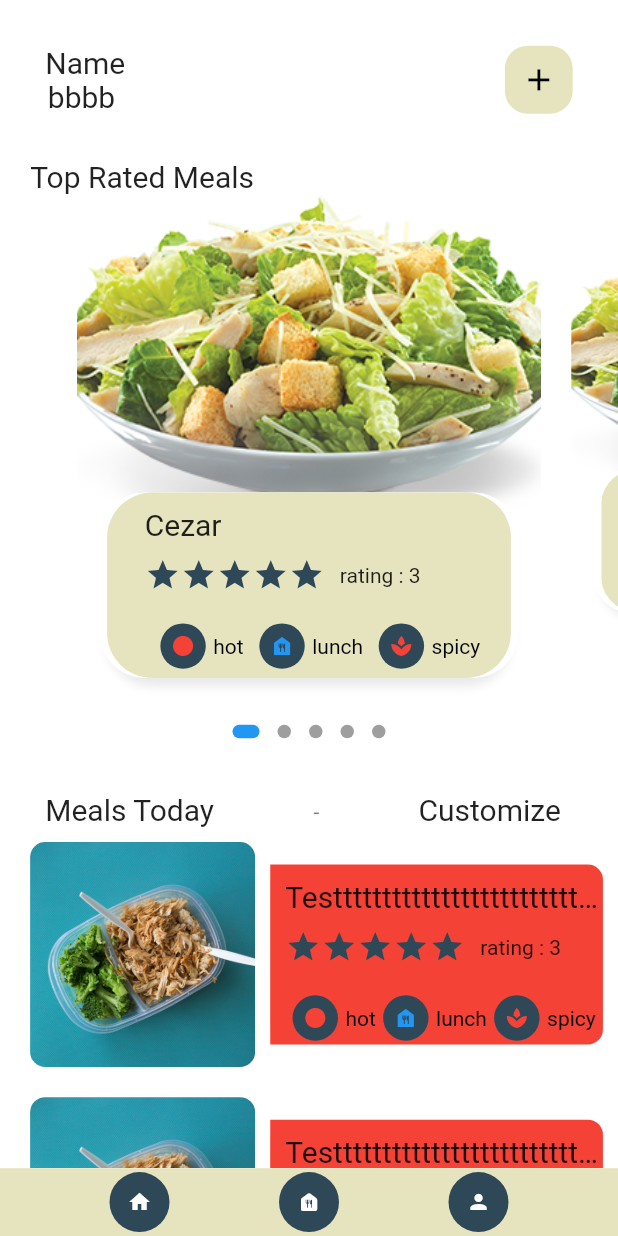
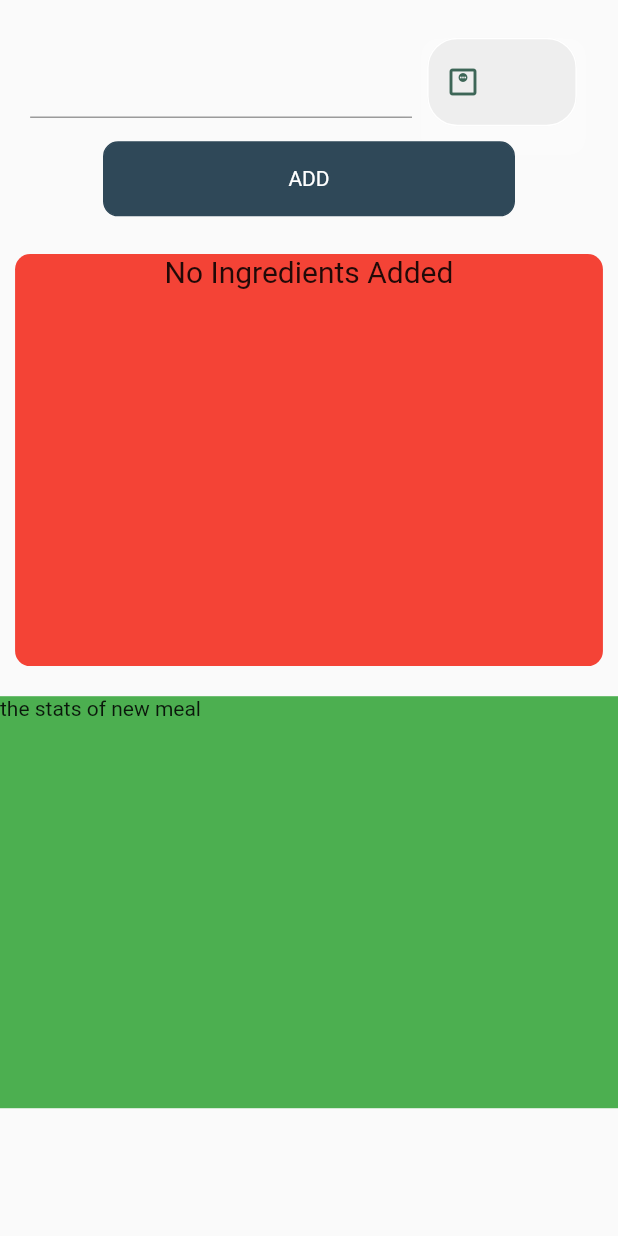
Before and after one commit to MohammedQadumy/diabetes-app, a Flutter app: the MainPage screen opened directly, after a tap on the "add" icon, on a phone screen of 412 x 824 dp. Run offline on Flutter 3.47's test engine with Material 2 defaults, Android fonts, the phone set to English and light mode, and no system bars; drawn by our look-alikes of dots_indicator; our stand-ins replace get, shared_preferences; missing offline and left inert: dart:ffi; accounts and stored records are empty.

Commit message:
19/6 5:03

```diff
--- a/lib/Models/Ingredient.dart
+++ b/lib/Models/Ingredient.dart
@@ -0,0 +1,8 @@
+
+class Ingredient {
+
+  String portion;
+  String name;
+
+  Ingredient(this.portion, this.name);
+}
--- a/lib/components/app_textfield.dart
+++ b/lib/components/app_textfield.dart
@@ -13,7 +13,7 @@ class AppTextField extends StatelessWidget {
   AppTextField({
     super.key,
      required this.controller,
-     required this.hintText,
+      this.hintText = "",
     required this.icon,
     required this.obscureText,
   });
--- a/lib/main.dart
+++ b/lib/main.dart
@@ -1,3 +1,4 @@
+import 'package:diabetes_app/pages/AppPage/new_meal_page.dart';
 import 'package:diabetes_app/pages/signWidgets/signInWidget.dart';
 import 'package:diabetes_app/pages/signWidgets/welcomePage.dart';
 import 'package:diabetes_app/pages/stats/stats_page.dart';
@@ -24,7 +25,7 @@ class MyApp extends StatefulWidget{
 class _MyAppState extends State<MyApp>{
   @override
   Widget build(BuildContext context) {
-    // welcomeWidget(), MainPage() ,StatsPage()
+    // welcomeWidget(), MainPage() ,StatsPage() ,NewMealPage
     //MainPage()
     return const GetMaterialApp(
       debugShowCheckedModeBanner: false,
--- a/lib/pages/AppPage/food_page_body.dart
+++ b/lib/pages/AppPage/food_page_body.dart
@@ -105,7 +105,8 @@ class _FoodPageBodyState extends State<FoodPageBody> {
             child: ListView.builder(
                 physics: const NeverScrollableScrollPhysics(),
                 itemCount: 5,itemBuilder: (context,index){
-              return Container(
+              return GestureDetector(
+                child: Container(
                   margin: EdgeInsets.only(left: Dimensions.height10, right: Dimensions.height10,),
                   child: Row(
                     crossAxisAlignment: CrossAxisAlignment.center,
@@ -137,6 +138,10 @@ class _FoodPageBodyState extends State<FoodPageBody> {
                       )
                     ],
                   ),
+                ),
+                onTap: (){
+                  Navigator.push(context, MaterialPageRoute(builder: (context)=> TopRatedFoodDetails()));
+                },
               );
             }),
           ),
--- a/lib/pages/AppPage/mainPage.dart
+++ b/lib/pages/AppPage/mainPage.dart
@@ -3,6 +3,8 @@ import 'dart:ffi';
 
 import 'package:diabetes_app/components/app_big_text.dart';
 import 'package:diabetes_app/components/app_icon.dart';
+import 'package:diabetes_app/pages/AppPage/new_meal_page.dart';
+import 'package:diabetes_app/pages/AppPage/profile_page.dart';
 import 'package:diabetes_app/utils/colors.dart';
 import 'package:diabetes_app/utils/dimenstions.dart';
 import 'package:flutter/cupertino.dart';
@@ -60,7 +62,7 @@ class _MainPageState extends State<MainPage>{
                     ),
                   ),
                   onTap: () {
-
+                    Navigator.push(context, MaterialPageRoute(builder: (context) => NewMealPage()));
                   },
                 )
               ],
@@ -82,7 +84,10 @@ class _MainPageState extends State<MainPage>{
             onTap: () {
             },),
             AppIcon(icon: Icons.food_bank_rounded),
-            AppIcon(icon: Icons.person),
+            GestureDetector(child: AppIcon(icon: Icons.person) , onTap: (){
+              Navigator.push(context, MaterialPageRoute(builder: (context)=> ProfilePage()));
+            },
+            ),
           ],
         ),
       ),
--- a/lib/pages/AppPage/new_meal_page.dart
+++ b/lib/pages/AppPage/new_meal_page.dart
@@ -0,0 +1,135 @@
+
+
+import 'package:diabetes_app/Models/Ingredient.dart';
+import 'package:diabetes_app/components/app_big_text.dart';
+import 'package:diabetes_app/components/app_button.dart';
+import 'package:diabetes_app/components/app_textfield.dart';
+import 'package:diabetes_app/utils/dimenstions.dart';
+import 'package:flutter/material.dart';
+
+class NewMealPage extends StatefulWidget {
+  const NewMealPage({Key? key}) : super(key: key);
+
+  @override
+  State<NewMealPage> createState() => _NewMealPageState();
+}
+
+class _NewMealPageState extends State<NewMealPage> {
+
+
+  TextEditingController IngredientPortion = TextEditingController();
+  TextEditingValue textEdittingValue = TextEditingValue();
+
+  List<String> ingredients = [
+    'carrot', 'broccoli', 'spinach', 'lettuce', 'cabbage', 'bell pepper', 'tomato',
+       'onion', 'potato', 'sweet potato', 'celery',
+      'zucchini', 'cauliflower', 'eggplant','chicken', 'beef',
+       'asparagus', 'green beans', 'mushroom', 'radish',
+       'beet', 'peas', 'apple', 'banana', 'orange', 'strawberry', 'grape','watermelon', 'pineapple', 'mango', 'kiwi', 'pear', 'peach',     'plum', 'cherry', 'blueberry',
+       'raspberry', 'lemon', 'lime', 'coconut', 'pomegranate', 'avocado',
+  ];
+
+  List<Ingredient> AddedIngredients=[];
+
+  @override
+  Widget build(BuildContext context) {
+    return Scaffold(
+      body: SingleChildScrollView(
+        child: Container(
+          margin: EdgeInsets.only(top: Dimensions.height20),
+          child: Column(
+            children: [
+              //row for auto fill text field , portion , text gm
+              Row(children: [
+                Container(
+                  padding: EdgeInsets.only(left: Dimensions.height20),
+                  width: Dimensions.screenWidth/1.5,
+                  child: Autocomplete<String>(optionsBuilder: (textEdittingValue){
+                    if(textEdittingValue.text==""){
+                      return const Iterable.empty();
+                    }else{
+                      return ingredients.where(
+                              (String element) {
+                                return element.contains(textEdittingValue.text.toLowerCase());
+                              });
+                    }
+                  },
+                  ),
+                ),
+                 Container(
+                     width: 120
+                     ,child: AppTextField(controller: IngredientPortion, icon: Icons.monitor_weight_outlined, obscureText: false)
+                 ),
+              ],
+              ),
+              GestureDetector(
+                  child: AppButton(text: "ADD" ,height: 50,width: Dimensions.screenWidth/1.5,
+                  ),
+              onTap: () {
+                    String newIngredientPortion = IngredientPortion.toString();
+
+                    Ingredient newIngredient = Ingredient(newIngredientPortion,textEdittingValue.toString().trim() );
+                    print(newIngredient.name);
+                    print(newIngredient.portion);
+
+                    setState(() {
+                      AddedIngredients.add(newIngredient);
+                    });
+
+
+              },),
+
+              // added ingredients
+               Container(
+                  margin: EdgeInsets.only(top: Dimensions.height20,bottom: Dimensions.height20 ,
+                      left: Dimensions.height10 , right: Dimensions.height10),
+                  padding: EdgeInsets.only(left: Dimensions.height10,right: Dimensions.height10),
+                  width: Dimensions.screenWidth,
+                  height: Dimensions.screenHeight/3,
+                  decoration: BoxDecoration(
+                    color: Colors.red,
+                    borderRadius: BorderRadius.all(Radius.circular(Dimensions.radius10)),
+                  ),
+                  child:
+                      SingleChildScrollView(
+                        child: Column(
+                          children: [
+                            Wrap(
+                              spacing: 0.8,
+                              runSpacing: 0.8,
+                              children: [
+                                AddedIngredients.length == 0
+                                    ? AppBigText(text: "No Ingredients Added")
+                                    :  Column(
+                                  children: AddedIngredients.map(
+                                          (ingredient) => Chip(
+                                        label: Text(ingredient.name),
+                                            backgroundColor: Colors.green,
+                                      ),
+                                  ).toList(),
+                                ),
+
+                              ],
+                            ),
+                          ],
+                        ),
+                      )
+
+                ),
+              // meal nutrition portions
+              Container(
+                width: Dimensions.screenWidth,
+                height: Dimensions.screenHeight/3,
+                color: Colors.green,
+                child: Text("the stats of new meal"),
+              )
+            ],
+
+
+
+          ),
+        ),
+      )
+    );
+  }
+}
--- a/lib/pages/AppPage/profile_page.dart
+++ b/lib/pages/AppPage/profile_page.dart
@@ -0,0 +1,22 @@
+
+
+import 'package:flutter/cupertino.dart';
+import 'package:flutter/material.dart';
+
+class ProfilePage extends StatefulWidget {
+  const ProfilePage({Key? key}) : super(key: key);
+
+  @override
+  State<ProfilePage> createState() => _ProfilePageState();
+}
+
+class _ProfilePageState extends State<ProfilePage> {
+  @override
+  Widget build(BuildContext context) {
+    return Scaffold(body: Container(color: Colors.red,
+      height: 100,
+      width: 100,
+    ),
+    );
+  }
+}
--- a/lib/pages/signWidgets/signInWidget.dart
+++ b/lib/pages/signWidgets/signInWidget.dart
@@ -46,7 +46,6 @@ class SignInWidget extends StatefulWidget{
         showCustomSnackBar("type your password",title: "Name");
       }
       else{
-
 
         authController.login(username , password).then((status){
           if(status.isSuccess){
```
Lines whose indentation alone changed are shown as unchanged.
